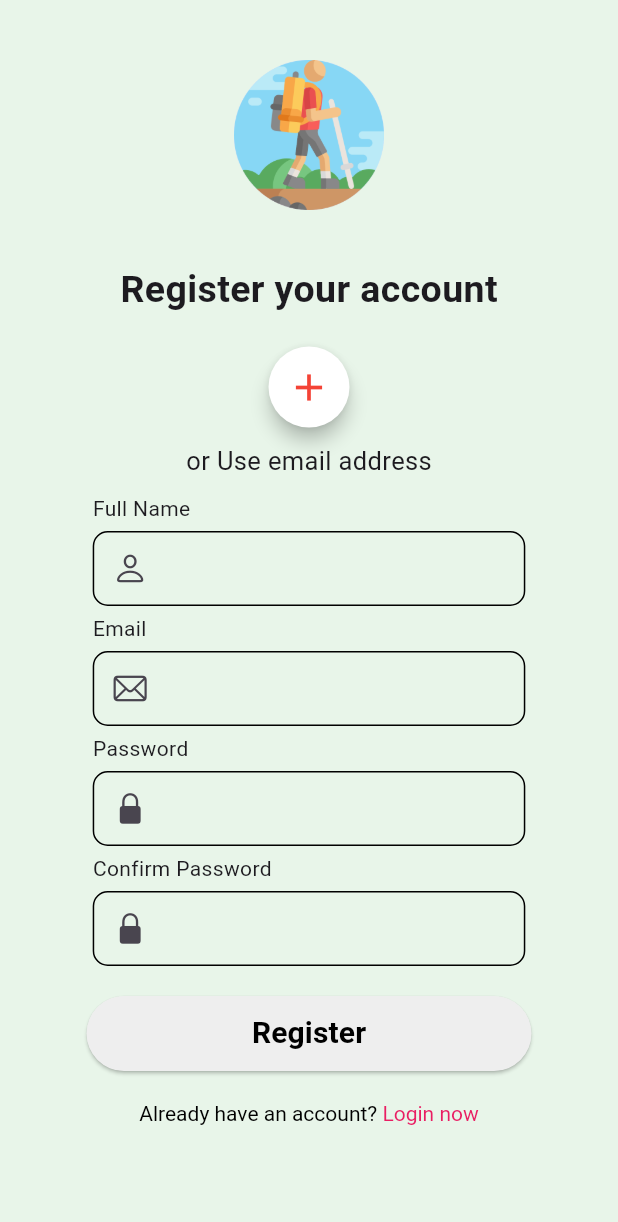
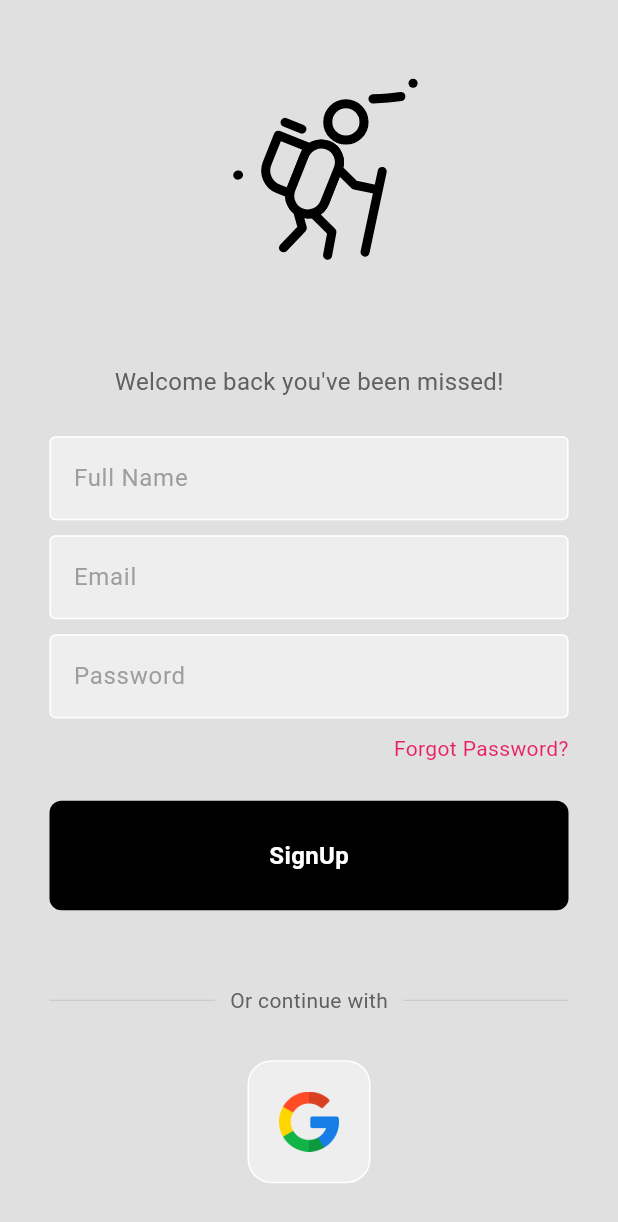
Before and after one commit to tavkeer/tazee, a Flutter app: the RegistrationPage screen opened directly, on a phone screen of 412 x 824 dp. Shown: the top 1222 px of the screen. Run offline on Flutter 3.47's test engine with Material 2 defaults, Android fonts, the phone set to English and light mode, and no system bars; our stand-ins replace firebase_auth, firebase_core, get, google_fonts, google_sign_in, lottie; accounts and stored records are empty.

Commit message:
login and registration screen sorted

```diff
--- /dev/null
+++ b/lib/controllers/email_signin_controller.dart
@@ -0,0 +1,3 @@
+import 'package:tazee/export_screens.dart';
+
+class EmailSignInController extends GetxController {}
--- a/lib/main.dart
+++ b/lib/main.dart
@@ -26,9 +26,9 @@ class MyApp extends StatelessWidget {
         useMaterial3: true,
         scaffoldBackgroundColor: Colors.white,
         appBarTheme: const AppBarTheme(backgroundColor: Colors.white),
-        fontFamily: GoogleFonts.gloriaHallelujah().fontFamily,
+        // fontFamily: GoogleFonts.gloriaHallelujah().fontFamily,
       ),
-      home: const LoginPage(),
+      home: const RegistrationPage(),
     );
   }
 }
--- a/lib/views/login/components/my_button.dart
+++ b/lib/views/login/components/my_button.dart
@@ -2,8 +2,13 @@ import 'package:tazee/export_screens.dart';
 
 class MyButton extends StatelessWidget {
   final Function()? onTap;
+  final String text;
 
-  const MyButton({super.key, required this.onTap});
+  const MyButton({
+    Key? key,
+    this.onTap,
+    required this.text,
+  }) : super(key: key);
 
   @override
   Widget build(BuildContext context) {
@@ -16,10 +21,10 @@ class MyButton extends StatelessWidget {
           color: Colors.black,
           borderRadius: BorderRadius.circular(8),
         ),
-        child: const Center(
+        child: Center(
           child: Text(
-            "Sign In",
-            style: TextStyle(
+            text,
+            style: const TextStyle(
               color: Colors.white,
               fontWeight: FontWeight.bold,
               fontSize: 16,
--- a/lib/views/login/components/square_tile.dart
+++ b/lib/views/login/components/square_tile.dart
@@ -9,7 +9,10 @@ class SquareTile extends StatelessWidget {
 
   @override
   Widget build(BuildContext context) {
-    return Container(
+    GoogleSignController googleSignController = Get.put(GoogleSignController());
+    return InkWell(
+      onTap: () => googleSignController.signInWithGoogle(),
+      child: Container(
         padding: const EdgeInsets.all(20),
         decoration: BoxDecoration(
           border: Border.all(color: Colors.white),
@@ -20,6 +23,7 @@ class SquareTile extends StatelessWidget {
           imagePath,
           height: 40,
         ),
+      ),
     );
   }
 }
--- a/lib/views/login/login_page.dart
+++ b/lib/views/login/login_page.dart
@@ -49,7 +49,7 @@ class LoginPage extends StatelessWidget {
               // username textfield
               MyTextField(
                 controller: usernameController,
-                hintText: 'Username',
+                hintText: 'Email',
                 obscureText: false,
               ),
 
@@ -69,10 +69,13 @@ class LoginPage extends StatelessWidget {
                 padding: const EdgeInsets.symmetric(horizontal: 25.0),
                 child: Row(
                   mainAxisAlignment: MainAxisAlignment.end,
-                  children: [
+                  children: const [
                     Text(
                       'Forgot Password?',
-                      style: TextStyle(color: Colors.grey[600]),
+                      style: TextStyle(
+                        color: Colors.pink,
+                        fontWeight: FontWeight.w400,
+                      ),
                     ),
                   ],
                 ),
@@ -83,6 +86,7 @@ class LoginPage extends StatelessWidget {
               // sign in button
               MyButton(
                 onTap: () {},
+                text: "Login",
               ),
 
               const SizedBox(height: 50),
--- a/lib/views/registration/registration_page.dart
+++ b/lib/views/registration/registration_page.dart
@@ -1,4 +1,3 @@
-import 'package:flutter/cupertino.dart';
 import 'package:tazee/export_screens.dart';
 
 class RegistrationPage extends StatelessWidget {
@@ -6,228 +5,156 @@ class RegistrationPage extends StatelessWidget {
 
   @override
   Widget build(BuildContext context) {
-    GoogleSignController controller = Get.put(GoogleSignController());
+    //height and width of the screen
     final double width = MediaQuery.of(context).size.width;
+    final double height = MediaQuery.of(context).size.height;
+
+    //usennameControllers
+    final TextEditingController usernameController = TextEditingController();
+
+    //passwordControllers
+    final TextEditingController passwordController = TextEditingController();
+
     return Scaffold(
-      backgroundColor: Colors.green[50],
-      body: SingleChildScrollView(
+      backgroundColor: Colors.grey[300],
+      body: Padding(
+        padding: const EdgeInsets.all(8.0),
+        child: SingleChildScrollView(
           child: Column(
+            mainAxisAlignment: MainAxisAlignment.center,
             crossAxisAlignment: CrossAxisAlignment.center,
-          mainAxisAlignment: MainAxisAlignment.center,
             children: [
+              const SizedBox(height: 30),
+
+              // logo
+              Lottie.asset(
+                "assets/loginIcon.json",
+                width: width * 0.8,
+                height: height * 0.2,
+              ),
+
               const SizedBox(height: 40),
-            //app icon logo
-            CircleAvatar(
-              radius: 50,
-              child: Image.asset('assets/icon.png'),
-            ),
-            SizedBox(height: 35, width: width),
 
-            //welcome text
-            const Text(
-              "Register your account",
+              // welcome back, you've been missed!
+              Text(
+                'Welcome back you\'ve been missed!',
                 style: TextStyle(
-                fontSize: 25,
-                fontWeight: FontWeight.bold,
+                  color: Colors.grey[700],
+                  fontSize: 16,
                 ),
               ),
-            const SizedBox(height: 20),
 
-            //google signIn button
-            ElevatedButton(
-              onPressed: () => controller.signInWithGoogle(),
-              style: ElevatedButton.styleFrom(
-                backgroundColor: Colors.white,
-                shape: const CircleBorder(),
-                elevation: 5,
+              const SizedBox(height: 25),
+
+              // username textfield
+              MyTextField(
+                controller: usernameController,
+                hintText: 'Full Name',
+                obscureText: false,
               ),
-              child: const Padding(
-                padding: EdgeInsets.all(12.0),
-                child: Icon(
-                  Icons.add,
-                  // FontAwesomeIcons.google,
-                  color: Colors.red,
-                  size: 30,
-                ),
-              ),
-            ),
+
               const SizedBox(height: 10),
 
-            //text
-            const Text(
-              "or Use email address",
-              style: TextStyle(
-                fontSize: 17,
+              // email textfield
+              MyTextField(
+                controller: usernameController,
+                hintText: 'Email',
+                obscureText: false,
               ),
-            ),
+
               const SizedBox(height: 10),
 
-            //wraping email and password field
+              // password textfield
+              MyTextField(
+                controller: passwordController,
+                hintText: 'Password',
+                obscureText: true,
+              ),
+
+              const SizedBox(height: 10),
+
+              // forgot password?
               Padding(
-              padding: const EdgeInsets.symmetric(horizontal: 50),
-              child: Wrap(
-                direction: Axis.vertical,
-                crossAxisAlignment: WrapCrossAlignment.start,
-                children: [
-                  //name text
-                  const Text(
-                    "Full Name",
+                padding: const EdgeInsets.symmetric(horizontal: 25.0),
+                child: Row(
+                  mainAxisAlignment: MainAxisAlignment.end,
+                  children: const [
+                    Text(
+                      'Forgot Password?',
                       style: TextStyle(
-                      fontSize: 14,
-                    ),
-                  ),
-                  const SizedBox(height: 5),
-
-                  //Name field
-                  Container(
-                    height: 50,
-                    width: width * 0.7,
-                    decoration: BoxDecoration(
-                      borderRadius: BorderRadius.circular(10),
-                      border: Border.all(width: 1, color: Colors.black),
-                    ),
-                    child: const TextField(
-                      decoration: InputDecoration(
-                        contentPadding: EdgeInsets.only(left: 10, top: 10),
-                        border: InputBorder.none,
-                        prefixIcon: Icon(CupertinoIcons.person),
-                      ),
-                    ),
-                  ),
-                  const SizedBox(height: 5),
-
-                  //email text
-                  const Text(
-                    "Email",
-                    style: TextStyle(
-                      fontSize: 14,
-                    ),
-                  ),
-                  const SizedBox(height: 5),
-
-                  //email field
-                  Container(
-                    height: 50,
-                    width: width * 0.7,
-                    decoration: BoxDecoration(
-                      borderRadius: BorderRadius.circular(10),
-                      border: Border.all(width: 1, color: Colors.black),
-                    ),
-                    child: const TextField(
-                      decoration: InputDecoration(
-                        contentPadding: EdgeInsets.only(left: 10, top: 10),
-                        border: InputBorder.none,
-                        prefixIcon: Icon(CupertinoIcons.mail),
-                      ),
-                    ),
-                  ),
-                  const SizedBox(height: 5),
-
-                  //password text
-                  const Text(
-                    "Password",
-                    style: TextStyle(
-                      fontSize: 14,
-                    ),
-                  ),
-                  const SizedBox(height: 5),
-
-                  //password field
-                  Container(
-                    height: 50,
-                    width: width * 0.7,
-                    decoration: BoxDecoration(
-                      borderRadius: BorderRadius.circular(10),
-                      border: Border.all(width: 1, color: Colors.black),
-                    ),
-                    child: const TextField(
-                      decoration: InputDecoration(
-                        contentPadding: EdgeInsets.only(left: 10, top: 10),
-                        border: InputBorder.none,
-                        prefixIcon: Icon(CupertinoIcons.lock_fill),
-                      ),
-                    ),
-                  ),
-                  const SizedBox(height: 5),
-
-                  //confirm password text
-                  const Text(
-                    "Confirm Password",
-                    style: TextStyle(
-                      fontSize: 14,
-                    ),
-                  ),
-                  const SizedBox(height: 5),
-
-                  //comfirm password field
-                  Container(
-                    height: 50,
-                    width: width * 0.7,
-                    decoration: BoxDecoration(
-                      borderRadius: BorderRadius.circular(10),
-                      border: Border.all(width: 1, color: Colors.black),
-                    ),
-                    child: const TextField(
-                      decoration: InputDecoration(
-                        contentPadding: EdgeInsets.only(left: 10, top: 10),
-                        border: InputBorder.none,
-                        prefixIcon: Icon(CupertinoIcons.lock_fill),
-                      ),
+                        color: Colors.pink,
+                        fontWeight: FontWeight.w400,
                       ),
                     ),
                   ],
                 ),
               ),
-            const SizedBox(height: 20),
 
-            //login section
-            SizedBox(
-              height: 50,
-              width: width * 0.72,
-              child: ElevatedButton(
-                onPressed: () => Get.offAll(const NavigationPage()),
-                style: ElevatedButton.styleFrom(
-                  backgroundColor: Colors.grey.shade200,
+              const SizedBox(height: 25),
+
+              // sign in button
+              MyButton(
+                onTap: () {},
+                text: "SignUp",
               ),
-                child: const Center(
-                  child: Text(
-                    'Register',
-                    style: TextStyle(
-                      fontSize: 20,
-                      fontWeight: FontWeight.bold,
-                      color: Colors.black,
+
+              const SizedBox(height: 50),
+
+              // or continue with
+              Padding(
+                padding: const EdgeInsets.symmetric(horizontal: 25.0),
+                child: Row(
+                  children: [
+                    Expanded(
+                      child: Divider(
+                        thickness: 0.5,
+                        color: Colors.grey[400],
                       ),
                     ),
+                    Padding(
+                      padding: const EdgeInsets.symmetric(horizontal: 10.0),
+                      child: Text(
+                        'Or continue with',
+                        style: TextStyle(color: Colors.grey[700]),
                       ),
                     ),
-            ),
-            const SizedBox(height: 20),
-
-            //login screen toggle
-            InkWell(
-              child: RichText(
-                text: TextSpan(
-                  children: [
-                    TextSpan(
-                      text: "Already have an account? ",
-                      style: TextStyle(
-                        fontFamily: GoogleFonts.gloriaHallelujah().fontFamily,
-                        color: Colors.black,
+                    Expanded(
+                      child: Divider(
+                        thickness: 0.5,
+                        color: Colors.grey[400],
                       ),
                     ),
-                    TextSpan(
-                      text: "Login now",
+                  ],
+                ),
+              ),
+
+              const SizedBox(height: 30),
+
+              // google + apple sign in buttons
+              const SquareTile(imagePath: 'assets/google.png'),
+
+              const SizedBox(height: 30),
+
+              // not a member? register now
+              Row(
+                mainAxisAlignment: MainAxisAlignment.center,
+                children: const [
+                  Text(
+                    'Already a member?',
+                    style: TextStyle(color: Colors.grey),
+                  ),
+                  SizedBox(width: 4),
+                  Text(
+                    'login now',
                     style: TextStyle(
-                        color: Colors.pink,
-                        fontFamily: GoogleFonts.gloriaHallelujah().fontFamily,
+                      color: Colors.blue,
+                      fontWeight: FontWeight.bold,
                     ),
+                  ),
+                ],
               )
             ],
           ),
-              ),
-              onTap: () => Get.offAll(const LoginPage()),
-            )
-          ],
         ),
       ),
     );
```
Lines whose indentation alone changed are shown as unchanged.
